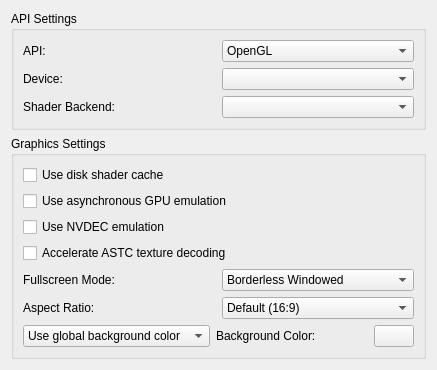
First picture: the form in src/yuzu/configuration/configure_graphics.ui, repository QuantumGhost/yuzu, before the edit.
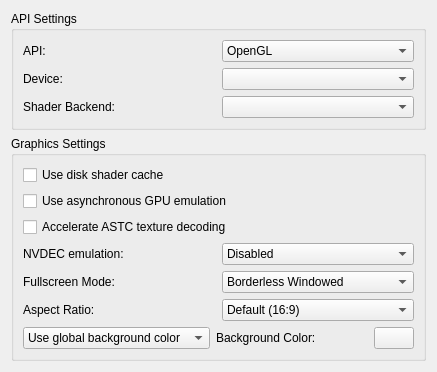
Second picture: the form after the edit.

The edit to the form file:
```diff
--- a/src/yuzu/configuration/configure_graphics.ui
+++ b/src/yuzu/configuration/configure_graphics.ui
@@ -167,13 +167,6 @@
           </property>
          </widget>
         </item>
-        <item>
-         <widget class="QCheckBox" name="use_nvdec_emulation">
-          <property name="text">
-           <string>Use NVDEC emulation</string>
-          </property>
-         </widget>
-        </item>
         <item>
           <widget class="QCheckBox" name="accelerate_astc">
             <property name="text">
@@ -181,6 +174,50 @@
             </property>
           </widget>
         </item>
+        <item>
+         <widget class="QWidget" name="nvdec_emulation_widget" native="true">
+          <layout class="QHBoxLayout" name="nvdec_emulation_layout">
+           <property name="leftMargin">
+            <number>0</number>
+           </property>
+           <property name="topMargin">
+            <number>0</number>
+           </property>
+           <property name="rightMargin">
+            <number>0</number>
+           </property>
+           <property name="bottomMargin">
+            <number>0</number>
+           </property>
+           <item>
+            <widget class="QLabel" name="nvdec_emulation_label">
+             <property name="text">
+              <string>NVDEC emulation:</string>
+             </property>
+            </widget>
+           </item>
+           <item>
+            <widget class="QComboBox" name="nvdec_emulation">
+             <item>
+              <property name="text">
+               <string>Disabled</string>
+              </property>
+             </item>
+             <item>
+              <property name="text">
+               <string>CPU Decoding</string>
+              </property>
+             </item>
+             <item>
+              <property name="text">
+               <string>GPU Decoding</string>
+              </property>
+             </item>
+            </widget>
+           </item>
+          </layout>
+         </widget>
+        </item>
         <item>
          <widget class="QWidget" name="fullscreen_mode_layout" native="true">
           <layout class="QHBoxLayout" name="horizontalLayout_1">
```
